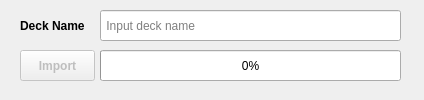
First picture: the form in Ui/UiImporter.ui, repository longhoangly/ankiflash-importer, before the edit.
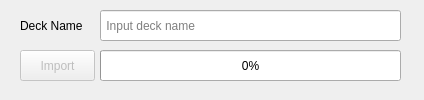
Second picture: the form after the edit.

Commit message: change UI font bold or normal refactor to have better message box warning / info

Patch:
```diff
--- a/Ui/UiImporter.ui
+++ b/Ui/UiImporter.ui
@@ -56,8 +56,8 @@
    </property>
    <property name="font">
     <font>
-     <weight>75</weight>
-     <bold>true</bold>
+     <weight>50</weight>
+     <bold>false</bold>
     </font>
    </property>
    <property name="text">
@@ -78,8 +78,8 @@
    </property>
    <property name="font">
     <font>
-     <weight>75</weight>
-     <bold>true</bold>
+     <weight>50</weight>
+     <bold>false</bold>
     </font>
    </property>
    <property name="focusPolicy">
```
The commit also changes 6 other files.
